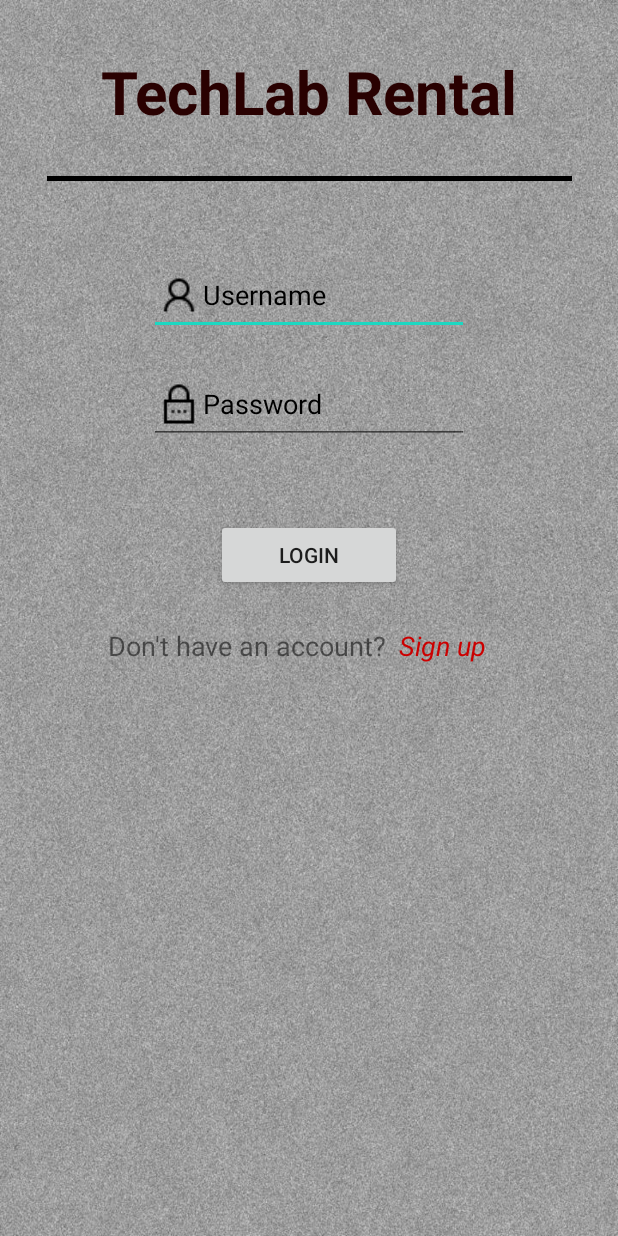
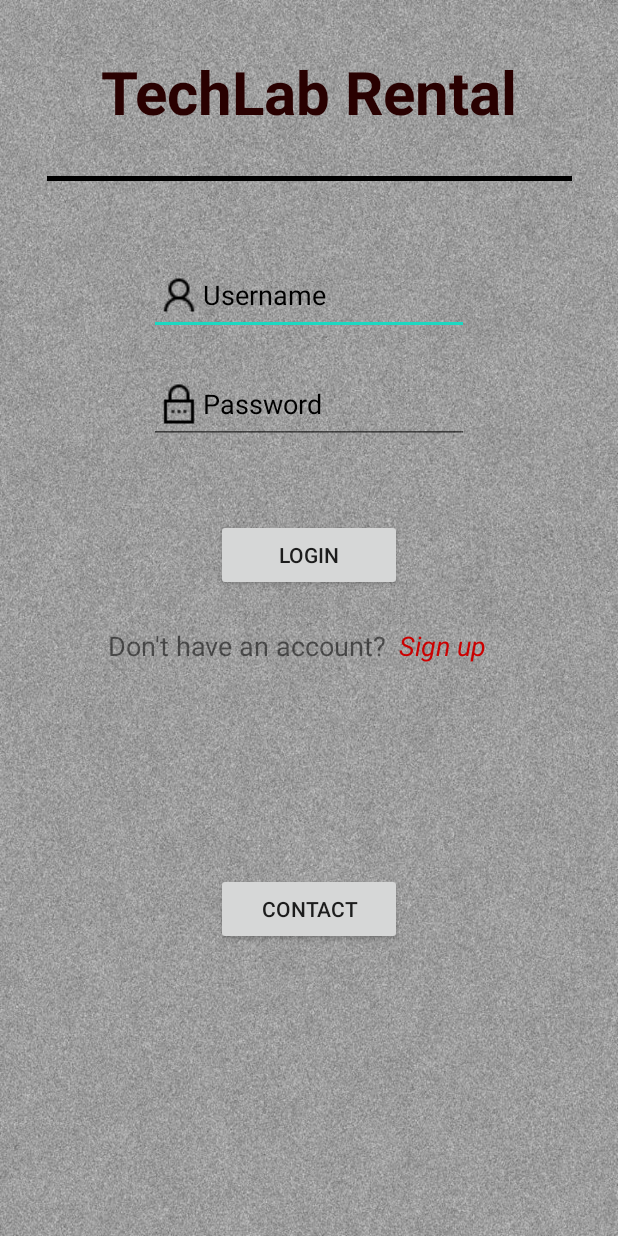
Before and after one commit to maxvanoord/MyApplication, an Android app: the screen it shows after launch (MainActivity), on a phone screen of 412 x 824 dp. Run offline under Robolectric (Android 15) with nearby library versions, the phone set to English and light mode, and no system bars.

Commit message:
toevoeging contacrt button en screen

```diff
--- a/app/src/main/java/com/example/myapplication/MainActivity.java
+++ b/app/src/main/java/com/example/myapplication/MainActivity.java
@@ -12,6 +12,7 @@ public class MainActivity extends AppCompatActivity{
 
     TextView button_register;
     Button button_login;
+    Button button_contact;
     EditText input_username;
     EditText input_password;
 
@@ -25,8 +26,16 @@ public class MainActivity extends AppCompatActivity{
         button_login = findViewById(R.id.LoginButton);
         input_username = findViewById(R.id.StudentnummerText);
         input_password = findViewById(R.id.WachtwoordText);
+        button_contact = findViewById(R.id.ContactButton);
 
         // build in method to assign a action to a button-press
+        button_contact.setOnClickListener(new View.OnClickListener() {
+            @Override
+            public void onClick(View v) {
+                Intent Activity_contactintent = new Intent(MainActivity.this, contact.class);
+                startActivity(Activity_contactintent);
+            }
+        });
         button_register.setOnClickListener(new View.OnClickListener() {
             @Override
             public void onClick(View v) {
--- a/app/src/main/res/layout/activity_main.xml
+++ b/app/src/main/res/layout/activity_main.xml
@@ -129,4 +129,19 @@
         app:layout_constraintStart_toEndOf="@+id/textView8"
         app:layout_constraintTop_toBottomOf="@+id/LoginButton" />
 
+    <Button
+        android:id="@+id/ContactButton"
+        android:layout_width="124dp"
+        android:layout_height="wrap_content"
+        android:layout_marginStart="8dp"
+        android:layout_marginLeft="8dp"
+        android:layout_marginTop="188dp"
+        android:layout_marginEnd="8dp"
+        android:layout_marginRight="8dp"
+        android:text="@string/contact"
+        app:layout_constraintEnd_toEndOf="parent"
+        app:layout_constraintHorizontal_bias="0.501"
+        app:layout_constraintStart_toStartOf="parent"
+        app:layout_constraintTop_toBottomOf="@+id/LoginButton" />
+
 </android.support.constraint.ConstraintLayout>
```
Also changed, not shown: app/src/main/AndroidManifest.xml (+4 -5 lines), app/src/main/java/com/example/myapplication/contact.java (added, +13 -0 lines), app/src/main/res/layout/activity_contact.xml (added, +60 -0 lines), app/src/main/res/layout/register.xml (+11 -0 lines), app/src/main/res/values/strings.xml (+10 -0 lines).
